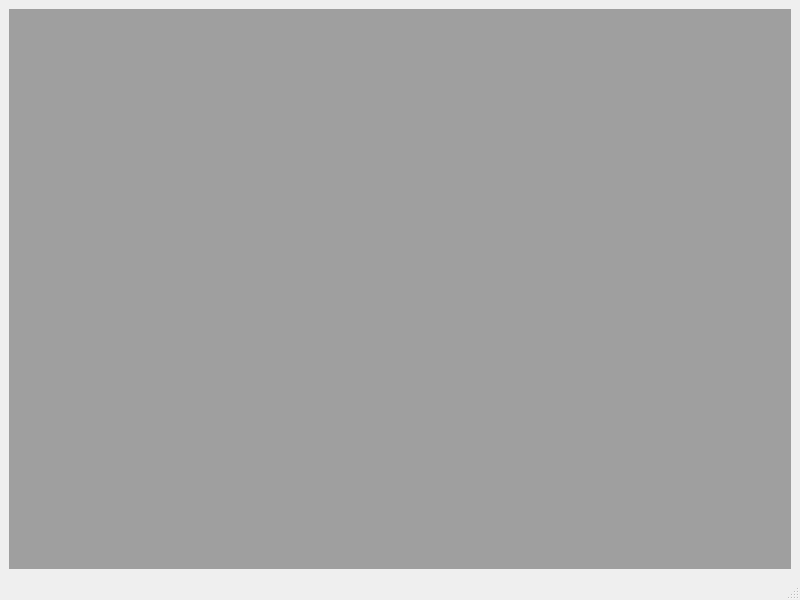
This is Project3/mainwindow.ui in Jyeong2c/TeamProject as Qt 5 draws it before an edit. The edited form follows.
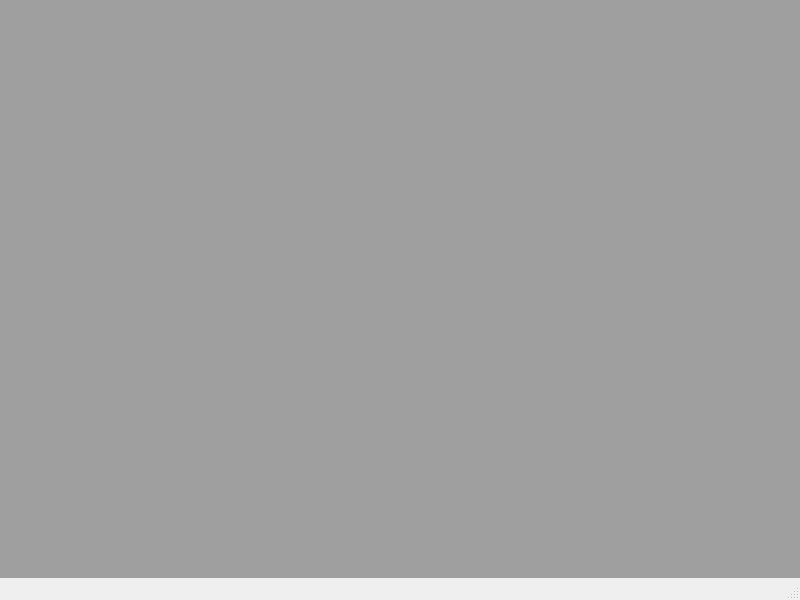
This is the edited form.

What changed in the file:
```diff
--- a/Project3/mainwindow.ui
+++ b/Project3/mainwindow.ui
@@ -14,8 +14,20 @@
    <string>MainWindow</string>
   </property>
   <widget class="QWidget" name="centralwidget">
-   <layout class="QGridLayout" name="gridLayout">
-    <item row="0" column="0">
+   <layout class="QHBoxLayout" name="horizontalLayout">
+    <property name="leftMargin">
+     <number>0</number>
+    </property>
+    <property name="topMargin">
+     <number>0</number>
+    </property>
+    <property name="rightMargin">
+     <number>0</number>
+    </property>
+    <property name="bottomMargin">
+     <number>0</number>
+    </property>
+    <item>
      <widget class="QMdiArea" name="mdiArea">
       <property name="viewMode">
        <enum>QMdiArea::TabbedView</enum>
@@ -23,6 +35,12 @@
       <property name="documentMode">
        <bool>true</bool>
       </property>
+      <property name="tabsClosable">
+       <bool>false</bool>
+      </property>
+      <property name="tabShape">
+       <enum>QTabWidget::Triangular</enum>
+      </property>
      </widget>
     </item>
    </layout>
```
